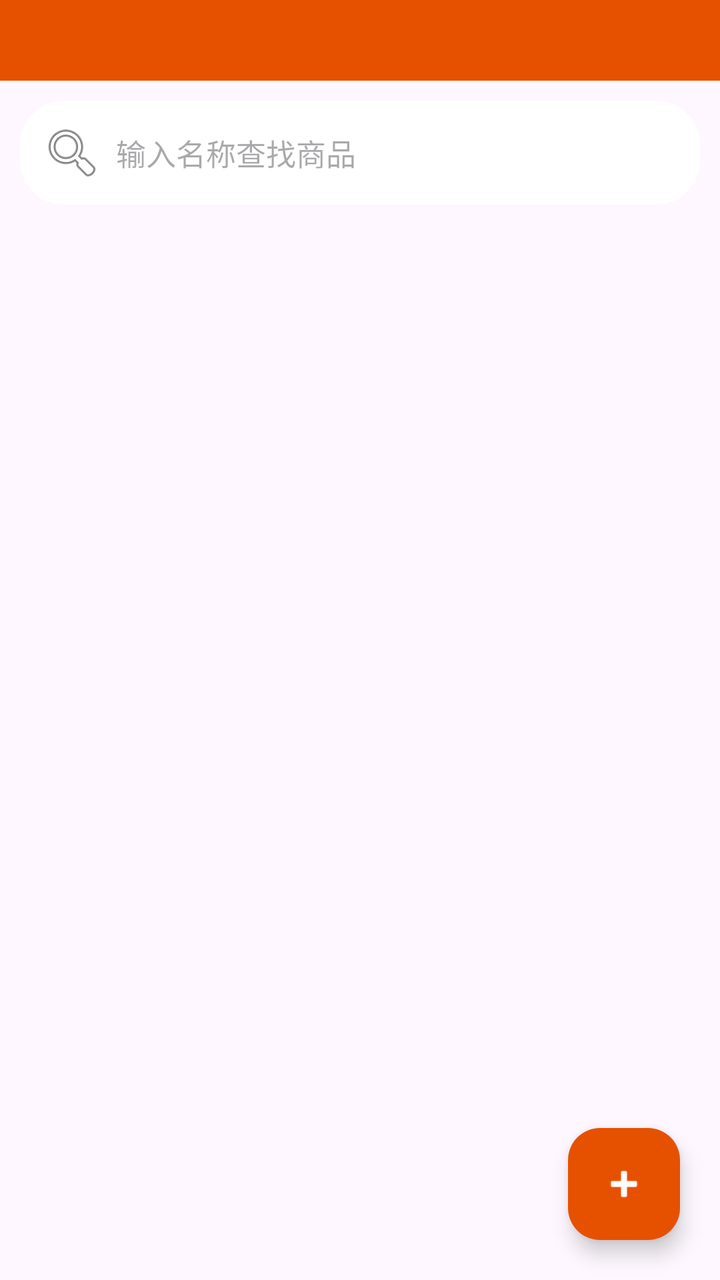
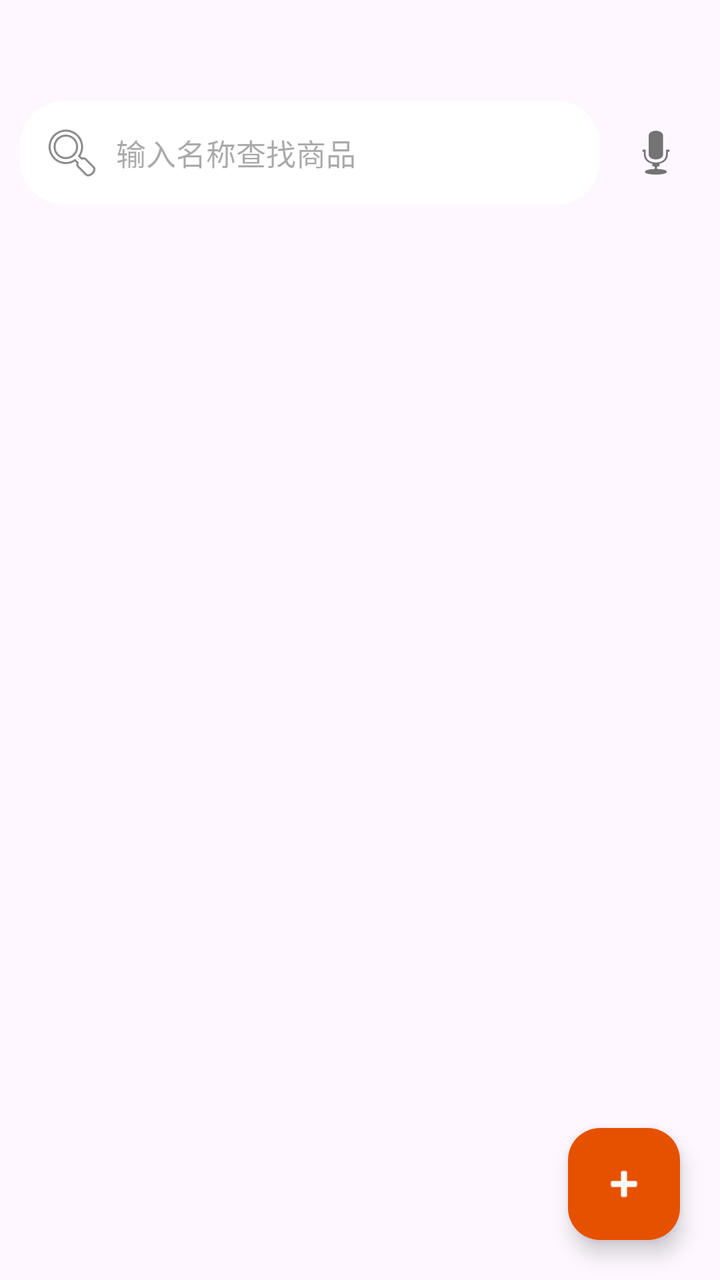

Screens rendered from an Android XML layout before and after an edit, with the pre-edit source and the edit as a unified diff.
<!-- AndroidManifest.xml: application theme Theme.Shop -->
<!-- res/layout/activity_main.xml -->
<?xml version="1.0" encoding="utf-8"?>
<LinearLayout xmlns:android="http://schemas.android.com/apk/res/android"
    xmlns:app="http://schemas.android.com/apk/res-auto"
    android:layout_width="match_parent"
    android:layout_height="match_parent"
    android:orientation="vertical">

    <TextView
        android:id="@+id/tvSummary"
        android:layout_width="match_parent"
        android:layout_height="wrap_content"
        android:background="@color/primary"
        android:paddingStart="16dp"
        android:paddingTop="12dp"
        android:paddingEnd="16dp"
        android:paddingBottom="8dp"
        android:textColor="#FFFFFF"
        android:textSize="15sp"
        android:textStyle="bold" />

    <EditText
        android:id="@+id/etSearch"
        android:layout_width="match_parent"
        android:layout_height="wrap_content"
        android:layout_margin="10dp"
        android:background="@drawable/bg_search"
        android:drawableStart="@android:drawable/ic_menu_search"
        android:drawablePadding="6dp"
        android:hint="输入名称查找商品"
        android:inputType="text"
        android:maxLines="1"
        android:padding="10dp"
        android:textSize="15sp" />

    <FrameLayout
        android:layout_width="match_parent"
        android:layout_height="0dp"
        android:layout_weight="1">

        <ListView
            android:id="@+id/listView"
            android:layout_width="match_parent"
            android:layout_height="match_parent"
            android:divider="#EEEEEE"
            android:dividerHeight="1dp" />

        <com.google.android.material.floatingactionbutton.FloatingActionButton
            android:id="@+id/fab"
            android:layout_width="wrap_content"
            android:layout_height="wrap_content"
            android:layout_gravity="bottom|end"
            android:layout_margin="20dp"
            android:contentDescription="添加商品"
            android:src="@android:drawable/ic_input_add"
            app:backgroundTint="@color/primary"
            app:tint="#FFFFFF" />

    </FrameLayout>
</LinearLayout>
<!-- resources referenced by this layout -->
<resources>
  <color name="primary">#E65100</color>
  <!-- drawable bg_search (drawable) -->
  <?xml version="1.0" encoding="utf-8"?>
  <shape xmlns:android="http://schemas.android.com/apk/res/android">
      <solid android:color="#FFFFFF" />
      <corners android:radius="22dp" />
  </shape>
  <style name="Theme.Shop" parent="Theme.Material3.DayNight">
          <item name="colorPrimary">@color/primary</item>
      </style>
</resources>

<!-- the commit's change to res/layout/activity_main.xml (unified diff, before → after) -->
@@ -9,7 +9,6 @@
         android:id="@+id/tvSummary"
         android:layout_width="match_parent"
         android:layout_height="wrap_content"
-        android:background="@color/primary"
         android:paddingStart="16dp"
         android:paddingTop="12dp"
         android:paddingEnd="16dp"
@@ -18,19 +17,36 @@
         android:textSize="15sp"
         android:textStyle="bold" />
 
-    <EditText
-        android:id="@+id/etSearch"
+    <LinearLayout
         android:layout_width="match_parent"
         android:layout_height="wrap_content"
         android:layout_margin="10dp"
-        android:background="@drawable/bg_search"
-        android:drawableStart="@android:drawable/ic_menu_search"
-        android:drawablePadding="6dp"
-        android:hint="输入名称查找商品"
-        android:inputType="text"
-        android:maxLines="1"
-        android:padding="10dp"
-        android:textSize="15sp" />
+        android:gravity="center_vertical"
+        android:orientation="horizontal">
+
+        <EditText
+            android:id="@+id/etSearch"
+            android:layout_width="0dp"
+            android:layout_height="wrap_content"
+            android:layout_weight="1"
+            android:background="@drawable/bg_search"
+            android:drawableStart="@android:drawable/ic_menu_search"
+            android:drawablePadding="6dp"
+            android:hint="输入名称查找商品"
+            android:inputType="text"
+            android:maxLines="1"
+            android:padding="10dp"
+            android:textSize="15sp" />
+
+        <ImageButton
+            android:id="@+id/btnMic"
+            android:layout_width="44dp"
+            android:layout_height="44dp"
+            android:layout_marginStart="6dp"
+            android:background="?attr/selectableItemBackgroundBorderless"
+            android:contentDescription="语音查找"
+            android:src="@android:drawable/ic_btn_speak_now" />
+    </LinearLayout>
 
     <FrameLayout
         android:layout_width="match_parent"
